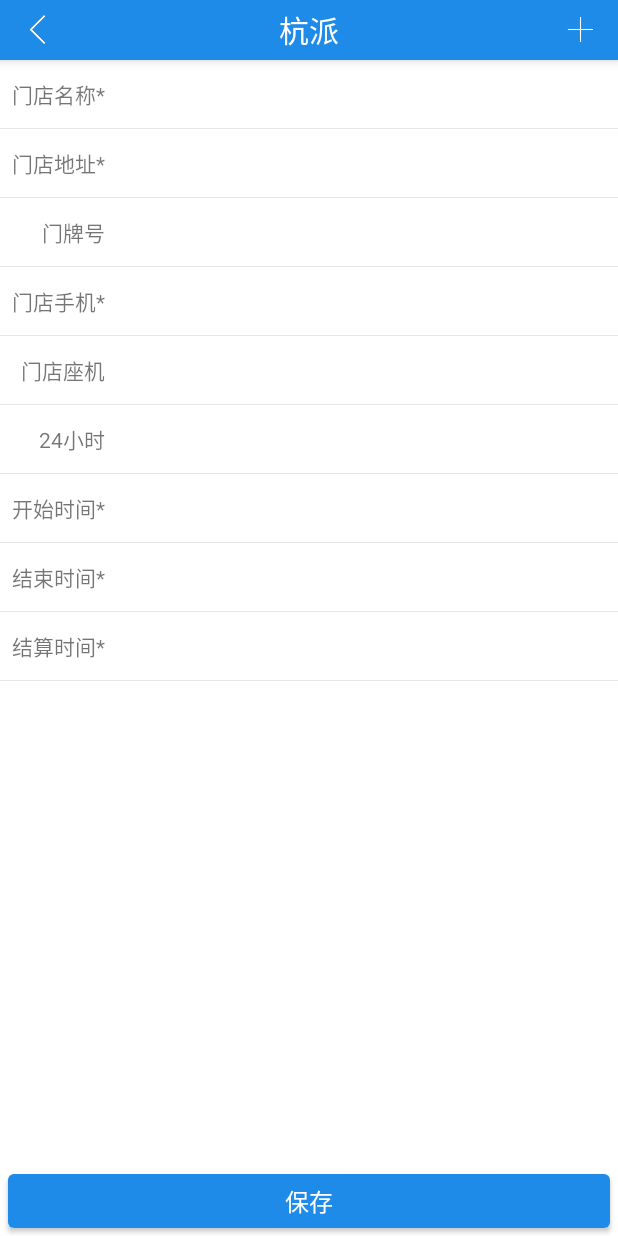
After one commit to DanYuDev/UIBestPractice, an Android app: the layout activity_new_shop.xml on its own in the app's theme, with its tools: preview values and no code run, on a phone screen of 412 x 824 dp. The commit adds this screen. Run offline under Robolectric (Android 15) with nearby library versions, the phone set to English and light mode, and no system bars.

Commit message:
新建店铺

```diff
--- a/app/build.gradle
+++ b/app/build.gradle
@@ -6,8 +6,8 @@ android {
         applicationId "com.example.coderlt.uibestpractice"
         minSdkVersion 16
         targetSdkVersion 26
-        versionCode 1
-        versionName "1.0.1"
+        versionCode 3
+        versionName "1.0.3"
         testInstrumentationRunner "android.support.test.runner.AndroidJUnitRunner"
         renderscriptTargetApi 19
         renderscriptSupportModeEnabled true
--- a/app/src/main/AndroidManifest.xml
+++ b/app/src/main/AndroidManifest.xml
@@ -84,7 +84,10 @@
         <activity android:name=".activity.SectionTrainingActivity" />
         <activity android:name=".activity.QRScanActivity" />
         <activity android:name=".activity.IntroductionActivity" />
-
+        <activity android:name=".activity.RuleActivity" />
+        <activity android:name=".activity.HonourActivity" />
+        <activity android:name=".activity.FeedbackActivity" />
+        <activity android:name=".activity.NewShopActivity"></activity>
     </application>
 
 </manifest>
--- a/app/src/main/java/com/example/coderlt/uibestpractice/activity/InvitationActivity.java
+++ b/app/src/main/java/com/example/coderlt/uibestpractice/activity/InvitationActivity.java
@@ -23,6 +23,11 @@ import java.lang.ref.WeakReference;
 import java.util.HashMap;
 import java.util.Map;
 
+/**
+ * 1.这里应该生成一个 二维码，代表了店铺的信息
+ * 2.由于一个老板可能包含好几个，所以应该每个店铺对应一个二维码
+ * 3.二维码主要就包含店铺信息，店铺 ID
+ */
 public class InvitationActivity extends AppCompatActivity implements View.OnClickListener{
     private static final String TAG = "InvitationActivity";
     private ImageView titleLeft;
--- a/app/src/main/java/com/example/coderlt/uibestpractice/utils/Constant.java
+++ b/app/src/main/java/com/example/coderlt/uibestpractice/utils/Constant.java
@@ -32,6 +32,10 @@ public class Constant {
         public static final String APP_TOKEN = "app_token";
     }
 
+    public static class SHOP{
+        public static final String SHOP_ID = "shop_id";
+        public static final String BUILD_SHOP_URL = "http://192.168.125.81:8080/HangPaiSoftCamp/admin/merchant/add";
+    }
     public static class USER {
         public static final String USER_NAME = "user_name";  //昵称
         public static final String USER_ID = "user_id";    //主键
--- a/app/src/main/res/drawable/dash_bg.xml
+++ b/app/src/main/res/drawable/dash_bg.xml
@@ -3,7 +3,7 @@
     <stroke android:dashGap="3dp"
         android:color="@color/mid_green"
         android:dashWidth="5dp"
-        android:width="2dp"/>
+        android:width="1dp"/>
     <corners
         android:radius="5dp"/>
 </shape>
--- /dev/null
+++ b/app/src/main/res/layout/activity_new_shop.xml
@@ -0,0 +1,233 @@
+<?xml version="1.0" encoding="utf-8"?>
+<RelativeLayout xmlns:android="http://schemas.android.com/apk/res/android"
+    xmlns:app="http://schemas.android.com/apk/res-auto"
+    xmlns:tools="http://schemas.android.com/tools"
+    android:layout_width="match_parent"
+    android:layout_height="match_parent"
+    android:background="@android:color/white">
+    <include layout="@layout/title_layout_shadow"/>
+    <ScrollView
+        android:layout_width="match_parent"
+        android:layout_height="match_parent"
+        android:layout_below="@id/title_layout_shadow"
+        android:layout_above="@id/save_btn">
+<LinearLayout
+    android:layout_width="match_parent"
+    android:layout_height="match_parent"
+    android:orientation="vertical">
+    <LinearLayout
+        android:layout_width="match_parent"
+        android:layout_height="45dp"
+        android:orientation="horizontal">
+        <TextView
+            android:layout_width="70dp"
+            android:layout_height="40dp"
+            android:layout_gravity="center_vertical"
+            android:gravity="right|center"
+            android:text="门店名称*"/>
+        <EditText
+            android:id="@+id/shop_name_et"
+            android:layout_width="match_parent"
+            android:layout_height="wrap_content"
+            android:gravity="center|left"
+            android:layout_gravity="center"
+            android:layout_marginLeft="15dp"
+            android:background="@null"/>
+    </LinearLayout>
+    <View
+        android:layout_width="match_parent"
+        android:layout_height="1px"
+        android:background="#E6E6E6"/>
+    <LinearLayout
+        android:layout_width="match_parent"
+        android:layout_height="45dp"
+        android:orientation="horizontal">
+        <TextView
+            android:layout_width="70dp"
+            android:layout_height="40dp"
+            android:layout_gravity="center_vertical"
+            android:gravity="right|center"
+            android:text="门店地址*"/>
+        <EditText
+            android:id="@+id/shop_address_et"
+            android:layout_width="match_parent"
+            android:layout_height="wrap_content"
+            android:gravity="center|left"
+            android:layout_gravity="center"
+            android:layout_marginLeft="15dp"
+            android:background="@null"/>
+    </LinearLayout>
+    <View
+        android:layout_width="match_parent"
+        android:layout_height="1px"
+        android:background="#E6E6E6"/>
+    <LinearLayout
+        android:layout_width="match_parent"
+        android:layout_height="45dp"
+        android:orientation="horizontal">
+        <TextView
+            android:layout_width="70dp"
+            android:layout_height="40dp"
+            android:layout_gravity="center_vertical"
+            android:gravity="right|center"
+            android:text="门牌号" />
+        <EditText
+            android:id="@+id/shop_doornum_et"
+            android:layout_width="match_parent"
+            android:layout_height="wrap_content"
+            android:gravity="center|left"
+            android:layout_gravity="center"
+            android:layout_marginLeft="15dp"
+            android:background="@null"/>
+    </LinearLayout>
+    <View
+        android:layout_width="match_parent"
+        android:layout_height="1px"
+        android:background="#E6E6E6"/>
+    <LinearLayout
+        android:layout_width="match_parent"
+        android:layout_height="45dp"
+        android:orientation="horizontal">
+        <TextView
+            android:layout_width="70dp"
+            android:layout_height="40dp"
+            android:layout_gravity="center_vertical"
+            android:gravity="right|center"
+            android:text="门店手机*" />
+        <EditText
+            android:id="@+id/shop_tel_et"
+            android:layout_width="match_parent"
+            android:layout_height="wrap_content"
+            android:gravity="center|left"
+            android:layout_gravity="center"
+            android:layout_marginLeft="15dp"
+            android:background="@null"/>
+    </LinearLayout>
+    <View
+        android:layout_width="match_parent"
+        android:layout_height="1px"
+        android:background="#E6E6E6"/>
+    <LinearLayout
+        android:layout_width="match_parent"
+        android:layout_height="45dp"
+        android:orientation="horizontal">
+        <TextView
+            android:layout_width="70dp"
+            android:layout_height="40dp"
+            android:layout_gravity="center_vertical"
+            android:gravity="right|center"
+            android:text="门店座机" />
+        <EditText
+            android:id="@+id/shop_phone"
+            android:layout_width="match_parent"
+            android:layout_height="wrap_content"
+            android:gravity="center|left"
+            android:layout_gravity="center"
+            android:layout_marginLeft="15dp"
+            android:background="@null"/>
+    </LinearLayout>
+    <View
+        android:layout_width="match_parent"
+        android:layout_height="1px"
+        android:background="#E6E6E6"/>
+    <LinearLayout
+        android:layout_width="match_parent"
+        android:layout_height="45dp"
+        android:orientation="horizontal">
+        <TextView
+            android:layout_width="70dp"
+            android:layout_height="40dp"
+            android:layout_gravity="center_vertical"
+            android:gravity="right|center"
+            android:text="24小时" />
+        <EditText
+            android:layout_width="match_parent"
+            android:layout_height="wrap_content"
+            android:gravity="center|left"
+            android:layout_gravity="center"
+            android:layout_marginLeft="15dp"
+            android:background="@null"/>
+    </LinearLayout>
+    <View
+        android:layout_width="match_parent"
+        android:layout_height="1px"
+        android:background="#E6E6E6"/>
+    <LinearLayout
+        android:layout_width="match_parent"
+        android:layout_height="45dp"
+        android:orientation="horizontal">
+        <TextView
+            android:layout_width="70dp"
+            android:layout_height="40dp"
+            android:layout_gravity="center_vertical"
+            android:gravity="right|center"
+            android:text="开始时间*" />
+        <EditText
+            android:layout_width="match_parent"
+            android:layout_height="wrap_content"
+            android:gravity="center|left"
+            android:layout_gravity="center"
+            android:layout_marginLeft="15dp"
+            android:background="@null"/>
+    </LinearLayout>
+    <View
+        android:layout_width="match_parent"
+        android:layout_height="1px"
+        android:background="#E6E6E6"/>
+    <LinearLayout
+        android:layout_width="match_parent"
+        android:layout_height="45dp"
+        android:orientation="horizontal">
+        <TextView
+            android:layout_width="70dp"
+            android:layout_height="40dp"
+            android:layout_gravity="center_vertical"
+            android:gravity="right|center"
+            android:text="结束时间*" />
+        <EditText
+            android:layout_width="match_parent"
+            android:layout_height="wrap_content"
+            android:gravity="center|left"
+            android:layout_gravity="center"
+            android:layout_marginLeft="15dp"
+            android:background="@null"/>
+    </LinearLayout>
+    <View
+        android:layout_width="match_parent"
+        android:layout_height="1px"
+        android:background="#E6E6E6"/>
+    <LinearLayout
+        android:layout_width="match_parent"
+        android:layout_height="45dp"
+        android:orientation="horizontal">
+        <TextView
+            android:layout_width="70dp"
+            android:layout_height="40dp"
+            android:layout_gravity="center_vertical"
+            android:gravity="right|center"
+            android:text="结算时间*" />
+        <EditText
+            android:layout_width="match_parent"
+            android:layout_height="wrap_content"
+            android:gravity="center|left"
+            android:layout_gravity="center"
+            android:layout_marginLeft="15dp"
+            android:background="@null"/>
+    </LinearLayout>
+    <View
+        android:layout_width="match_parent"
+        android:layout_height="1px"
+        android:background="#E6E6E6"/>
+</LinearLayout>
+    </ScrollView>
+    <Button
+        android:id="@+id/save_btn"
+        android:layout_width="match_parent"
+        android:layout_height="36dp"
+        android:layout_margin="5dp"
+        android:background="@drawable/button_bg"
+        android:text="保存"
+        android:textSize="16sp"
+        android:layout_alignParentBottom="true"
+        android:textColor="@android:color/white"/>
+</RelativeLayout>
```
Also changed, not shown: app/src/main/java/com/example/coderlt/uibestpractice/activity/AdvActivity.java (+2 -8 lines), app/src/main/java/com/example/coderlt/uibestpractice/activity/FeedbackActivity.java (added, +15 -0 lines), app/src/main/java/com/example/coderlt/uibestpractice/activity/HonourActivity.java (added, +15 -0 lines), app/src/main/java/com/example/coderlt/uibestpractice/activity/NewShopActivity.java (added, +98 -0 lines), app/src/main/java/com/example/coderlt/uibestpractice/activity/RuleActivity.java (added, +15 -0 lines), app/src/main/java/com/example/coderlt/uibestpractice/bean/ShopInfo.java (added, +39 -0 lines), app/src/main/java/com/example/coderlt/uibestpractice/fragments/HomeFragment.java (+88 -10 lines), app/src/main/res/layout/activity_feedback.xml (added, +9 -0 lines), app/src/main/res/layout/activity_honour.xml (added, +9 -0 lines), app/src/main/res/layout/activity_rule.xml (added, +9 -0 lines), app/src/main/res/layout/dialog_shop_select.xml (added, +25 -0 lines), app/src/main/res/layout/fragment_home.xml (+5 -5 lines), app/src/main/res/layout/my_simple_item.xml (added, +23 -0 lines).
